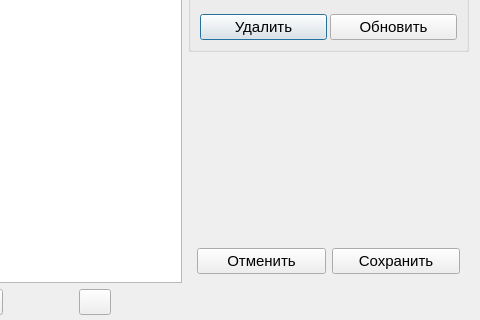
This is ui/subjectDialog.ui in Cy-Nec/hour_track as Qt 5 draws it before an edit; both pictures show x 111 to 591 and y 118 to 438 of the 591 by 438 pixel window. The edited form follows.
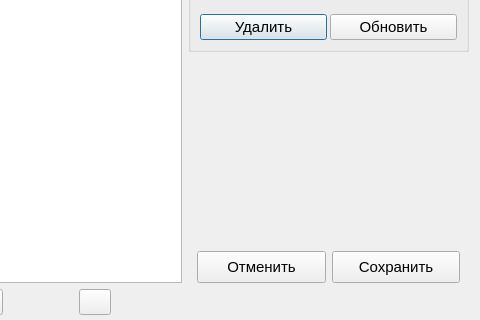
This is the edited form.

Commit message: Добавлено окно для дисциплин

```diff
--- a/ui/subjectDialog.ui
+++ b/ui/subjectDialog.ui
@@ -182,18 +182,45 @@
    <item row="2" column="1">
     <widget class="QFrame" name="frame">
      <layout class="QHBoxLayout" name="horizontalLayout_3">
+      <property name="bottomMargin">
+       <number>0</number>
+      </property>
       <item>
        <widget class="QPushButton" name="btn_Cancel">
+        <property name="minimumSize">
+         <size>
+          <width>0</width>
+          <height>32</height>
+         </size>
+        </property>
         <property name="text">
          <string>Отменить</string>
         </property>
+        <property name="iconSize">
+         <size>
+          <width>24</width>
+          <height>24</height>
+         </size>
+        </property>
        </widget>
       </item>
       <item>
        <widget class="QPushButton" name="btn_Accept">
+        <property name="minimumSize">
+         <size>
+          <width>0</width>
+          <height>32</height>
+         </size>
+        </property>
         <property name="text">
          <string>Сохранить</string>
         </property>
+        <property name="iconSize">
+         <size>
+          <width>24</width>
+          <height>24</height>
+         </size>
+        </property>
        </widget>
       </item>
      </layout>
```
Left out of the diff: 26 changed lines with no effect on the pictures. The commit also changes 5 other files.
